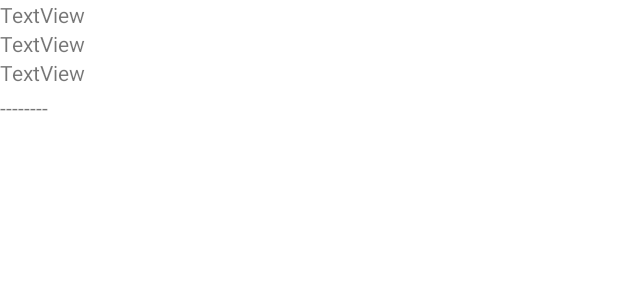
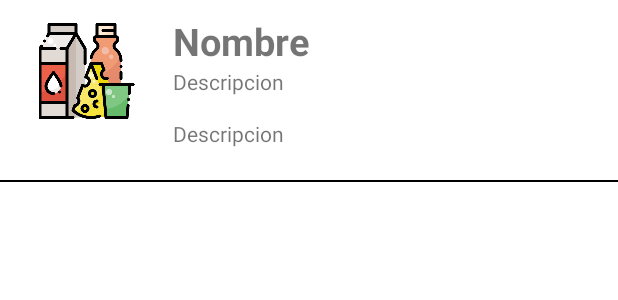
Before and after one commit to lemitOscar/AppProfe, an Android app: the layout row_layout.xml on its own in the app's theme, with its tools: preview values and no code run, on a phone screen of 412 x 824 dp. Shown: the top 300 px of the screen. Run offline under Robolectric (Android 15) with nearby library versions, the phone set to English and light mode, and no system bars.

Commit message:
Estilos al registro y recilerview

```diff
--- a/app/src/main/java/com/kranki/appprofe/ui/clientes/ClienteFragment.kt
+++ b/app/src/main/java/com/kranki/appprofe/ui/clientes/ClienteFragment.kt
@@ -44,7 +44,6 @@ class ClienteFragment : Fragment() {
             R.id.action_settings -> {
                 //sincronizar(listaClientes)
             }
-
             R.id.action_sincro -> {
                 sincronizar(listaClientes)
             }
@@ -75,7 +74,7 @@ class ClienteFragment : Fragment() {
         return view
     }
 
-    fun sincronizar(listacliente: RecyclerView) {
+    public fun sincronizar(listacliente: RecyclerView) {
         Toast.makeText(context, "btn click", Toast.LENGTH_SHORT).show()
         var urldatos = "http://192.168.1.79:8000/api/listar_productos"
         var request = Request.Builder().url(urldatos).build()
--- a/app/src/main/res/layout/fragment_cliente.xml
+++ b/app/src/main/res/layout/fragment_cliente.xml
@@ -25,6 +25,7 @@
     <androidx.recyclerview.widget.RecyclerView
         android:id="@+id/listaCliente"
         android:layout_width="match_parent"
-        android:layout_height="match_parent" />
+        android:layout_height="match_parent"
+        android:background="#FFFFFF" />
 
 </LinearLayout>
--- a/app/src/main/res/layout/fragment_datos_producto.xml
+++ b/app/src/main/res/layout/fragment_datos_producto.xml
@@ -78,11 +78,13 @@
         android:id="@+id/idtxtbtnenviar"
         android:layout_width="match_parent"
         android:layout_height="wrap_content"
+        android:backgroundTint="#72D301"
         android:text="@string/txtbtng" />
     <Button
         android:id="@+id/idtxteliminarr"
         android:layout_width="match_parent"
         android:layout_height="wrap_content"
+        android:backgroundTint="#EA6035"
         android:text="@string/txtbtnborrar" />
 
 
--- a/app/src/main/res/layout/row_layout.xml
+++ b/app/src/main/res/layout/row_layout.xml
@@ -4,30 +4,59 @@
     android:layout_height="wrap_content"
     android:orientation="vertical">
 
+    <LinearLayout
+        android:layout_width="match_parent"
+        android:layout_height="wrap_content"
+        android:orientation="horizontal">
+
+        <ImageView
+            android:id="@+id/idImagen"
+            android:layout_width="95dp"
+            android:layout_height="64dp"
+            android:layout_marginTop="15dp"
+            android:layout_marginLeft="10dp"
+            android:layout_marginRight="10dp"
+            android:src="@drawable/hola" />
+
+        <LinearLayout
+            android:layout_width="wrap_content"
+            android:layout_height="wrap_content"
+            android:orientation="vertical">
 
             <TextView
                 android:id="@+id/txt_nombre"
-        android:layout_width="match_parent"
+                android:layout_marginTop="10dp"
+                android:layout_width="wrap_content"
                 android:layout_height="wrap_content"
-        android:text="TextView" />
+                android:text="Nombre"
+                android:textSize="25sp"
+                android:textStyle="bold" />
 
             <TextView
                 android:id="@+id/txt_usuario"
-        android:layout_width="match_parent"
+                android:layout_width="wrap_content"
                 android:layout_height="wrap_content"
-        android:text="TextView" />
+                android:text="Descripcion "
+                android:layout_marginBottom="15dp"
+                android:layout_marginRight="10dp"/>
 
             <TextView
                 android:id="@+id/txt_email"
-        android:layout_width="match_parent"
+                android:layout_width="wrap_content"
                 android:layout_height="wrap_content"
-        android:text="TextView" />
+                android:text="Descripcion "
+                android:layout_marginBottom="10dp"
+                android:layout_marginRight="10dp"/>
+
+        </LinearLayout>
+
+    </LinearLayout>
 
     <TextView
         android:layout_width="match_parent"
-    android:layout_height="wrap_content"
-    android:layout_marginTop="4dp"
-    android:text="--------" />
-
+        android:layout_height="1dp"
+        android:background="@color/black"
+        android:layout_below="@+id/idImagen"
+        android:layout_marginTop="11dp" />
 
 </LinearLayout>
```
Also changed, not shown: app/src/main/res/drawable/hola.png (added). Lines whose indentation alone changed are shown as unchanged.
